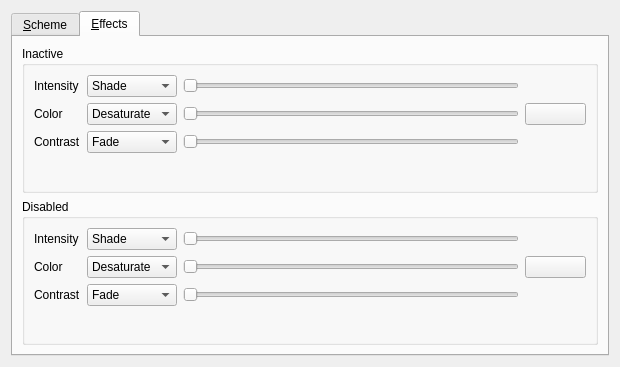
mgottschlag/kwin-tiling, file kcontrol/colors/colorsettings.ui: the form before one commit.
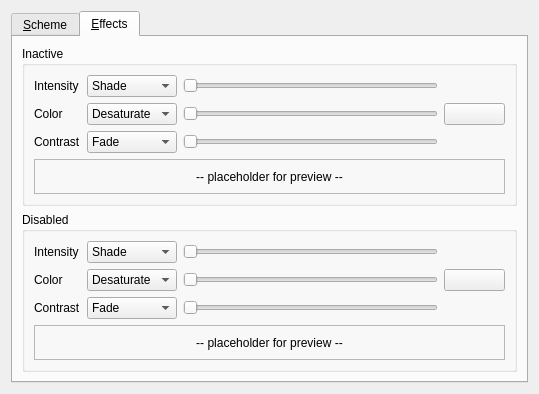
The form after the commit. The open tabs and pages were chosen to show the change. Custom widgets are drawn as their Qt base class.

Commit message: silly fiddling around; make it obvious that there are going to be previews

Diff of the .ui file:
```diff
--- a/kcontrol/colors/colorsettings.ui
+++ b/kcontrol/colors/colorsettings.ui
@@ -5,8 +5,8 @@
    <rect>
     <x>0</x>
     <y>0</y>
-    <width>620</width>
-    <height>367</height>
+    <width>539</width>
+    <height>394</height>
    </rect>
   </property>
   <property name="windowTitle" >
@@ -312,7 +312,26 @@
            </spacer>
           </item>
           <item row="3" column="0" colspan="4" >
-           <widget class="QWidget" native="1" name="inactivePreview" />
+           <widget class="QLabel" name="inactivePreview" >
+            <property name="sizePolicy" >
+             <sizepolicy vsizetype="MinimumExpanding" hsizetype="MinimumExpanding" >
+              <horstretch>0</horstretch>
+              <verstretch>0</verstretch>
+             </sizepolicy>
+            </property>
+            <property name="frameShape" >
+             <enum>QFrame::StyledPanel</enum>
+            </property>
+            <property name="frameShadow" >
+             <enum>QFrame::Sunken</enum>
+            </property>
+            <property name="text" >
+             <string>-- placeholder for preview --</string>
+            </property>
+            <property name="alignment" >
+             <set>Qt::AlignCenter</set>
+            </property>
+           </widget>
           </item>
          </layout>
         </widget>
@@ -481,7 +500,26 @@
            </spacer>
           </item>
           <item row="3" column="0" colspan="4" >
-           <widget class="QWidget" native="1" name="disabledPreview" />
+           <widget class="QLabel" name="disabledPreview" >
+            <property name="sizePolicy" >
+             <sizepolicy vsizetype="MinimumExpanding" hsizetype="MinimumExpanding" >
+              <horstretch>0</horstretch>
+              <verstretch>0</verstretch>
+             </sizepolicy>
+            </property>
+            <property name="frameShape" >
+             <enum>QFrame::StyledPanel</enum>
+            </property>
+            <property name="frameShadow" >
+             <enum>QFrame::Sunken</enum>
+            </property>
+            <property name="text" >
+             <string>-- placeholder for preview --</string>
+            </property>
+            <property name="alignment" >
+             <set>Qt::AlignCenter</set>
+            </property>
+           </widget>
           </item>
          </layout>
         </widget>
```
Left out of the diff: 26 changed lines with no effect on the pictures.
